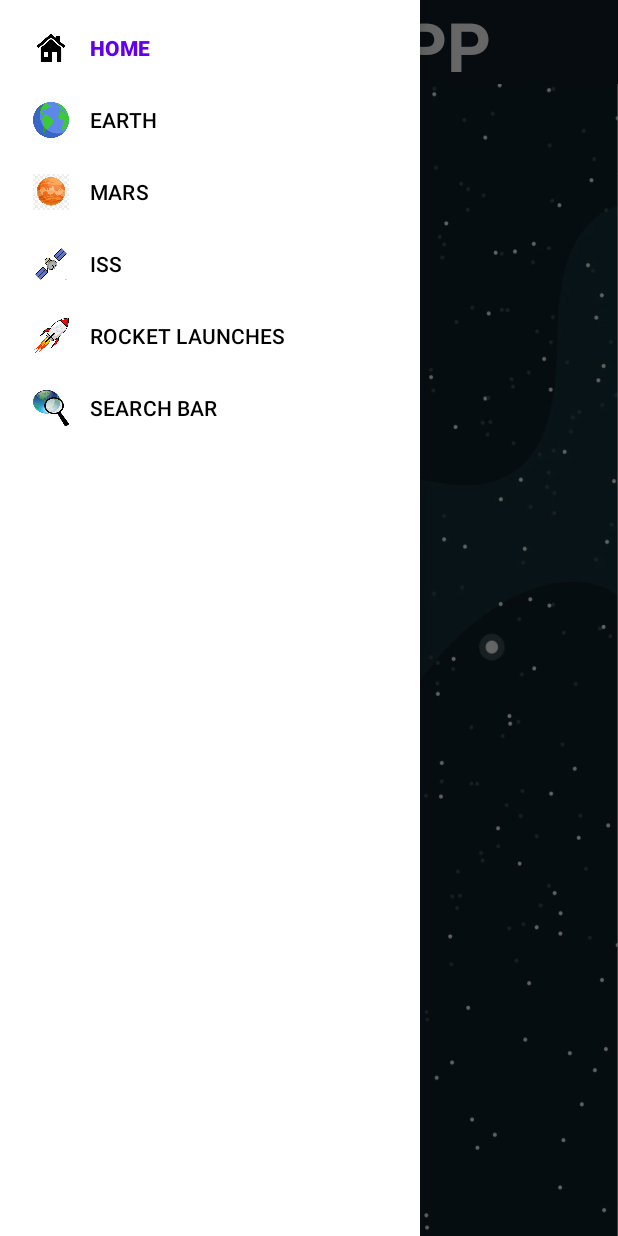
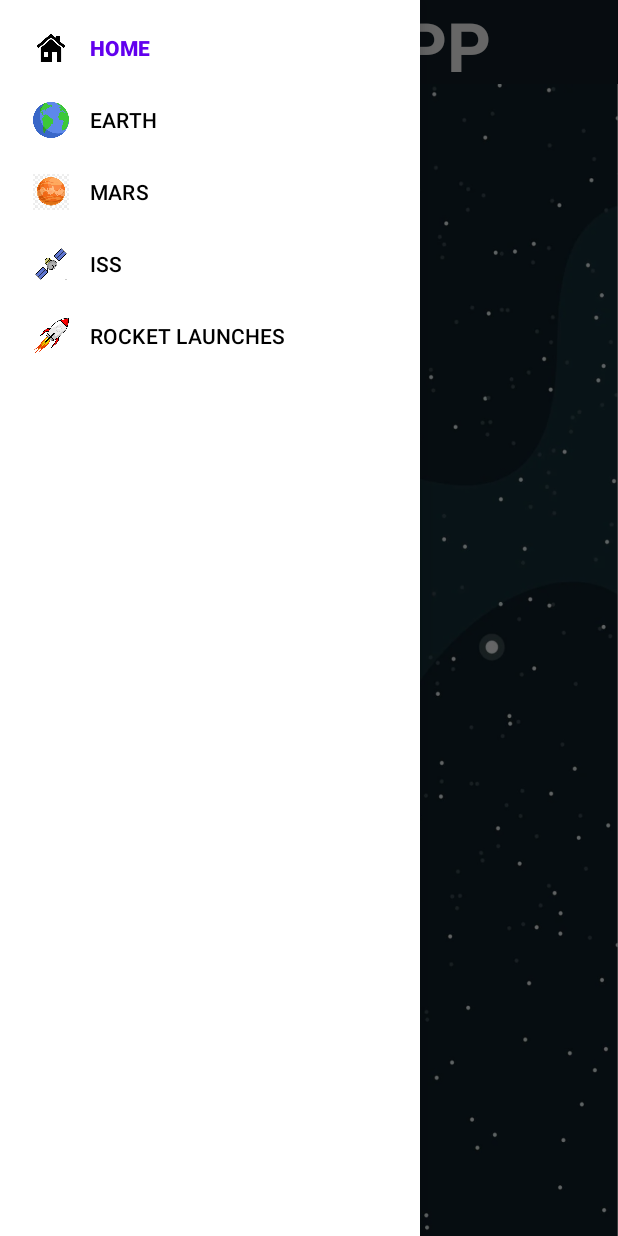
Before and after one commit to stephenthomas04/Space_News_App, an Android app: the screen it shows after launch (MainActivity), with the side drawer open, on a phone screen of 412 x 824 dp. Run offline under Robolectric (Android 15) with nearby library versions, the phone set to English and light mode, and no system bars; our stand-ins replace Volley, navigation-ui; network calls fail; Roboto replaces fonts that are not available here.

Commit message:
removed search bar

```diff
--- a/app/src/main/res/menu/navigation_menu.xml
+++ b/app/src/main/res/menu/navigation_menu.xml
@@ -20,8 +20,4 @@
         android:id="@+id/rocket_launchesMenu"
         android:icon="@drawable/rocket"
         android:title="ROCKET LAUNCHES"/>
-    <item
-        android:id="@+id/search_barMenu"
-        android:icon="@drawable/search"
-        android:title="SEARCH BAR"/>
 </menu>
--- a/app/src/main/res/navigation/main.xml
+++ b/app/src/main/res/navigation/main.xml
@@ -29,9 +29,4 @@
         android:id="@+id/rocket_launchesMenu"
         android:name="com.example.hamburgertester.Rocket_Launches"
         android:label="Rocket_Launches" />
-    <fragment
-        android:id="@+id/search_barMenu"
-        android:name="com.example.hamburgertester.Search_Bar"
-        android:label="fragment_search__bar"
-        tools:layout="@layout/fragment_search__bar" />
 </navigation>
```
Also changed, not shown: app/src/main/res/layout/fragment_search__bar.xml (deleted, +0 -36 lines).
